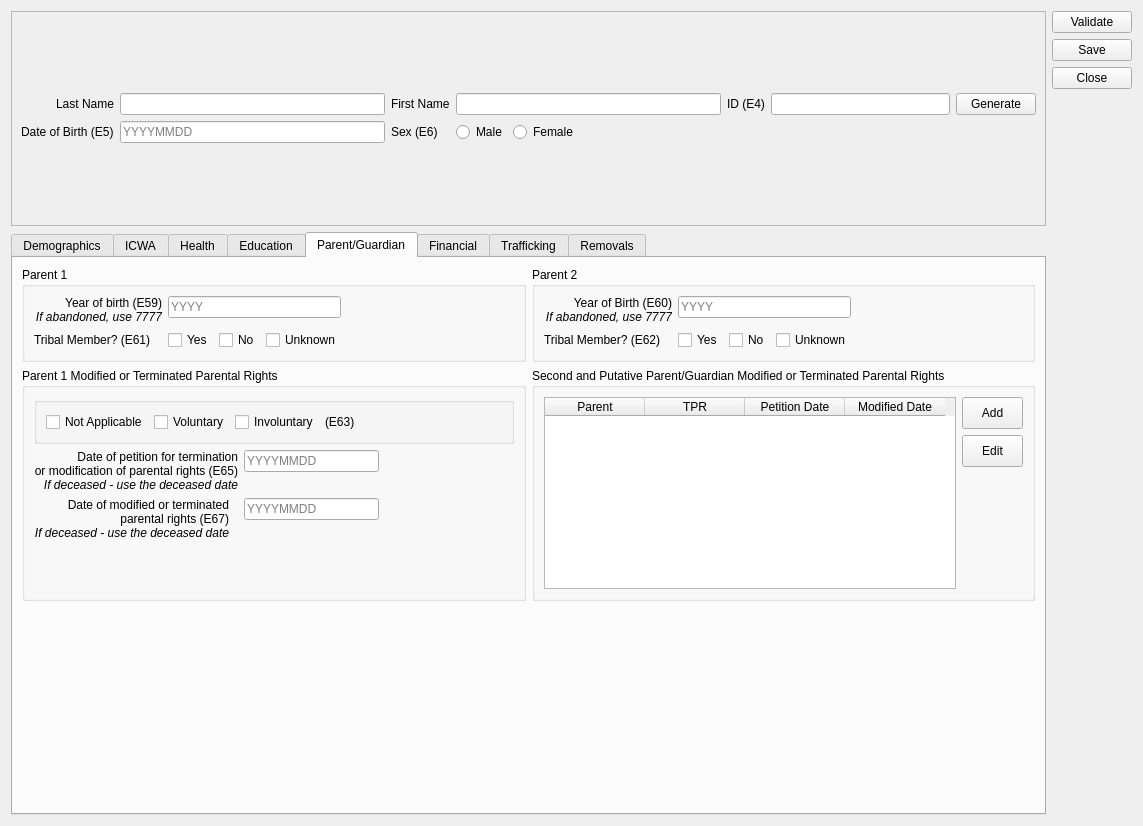
Qt form ui/ui_childform.ui (zstamper/AFCARS-AXE) before a commit.
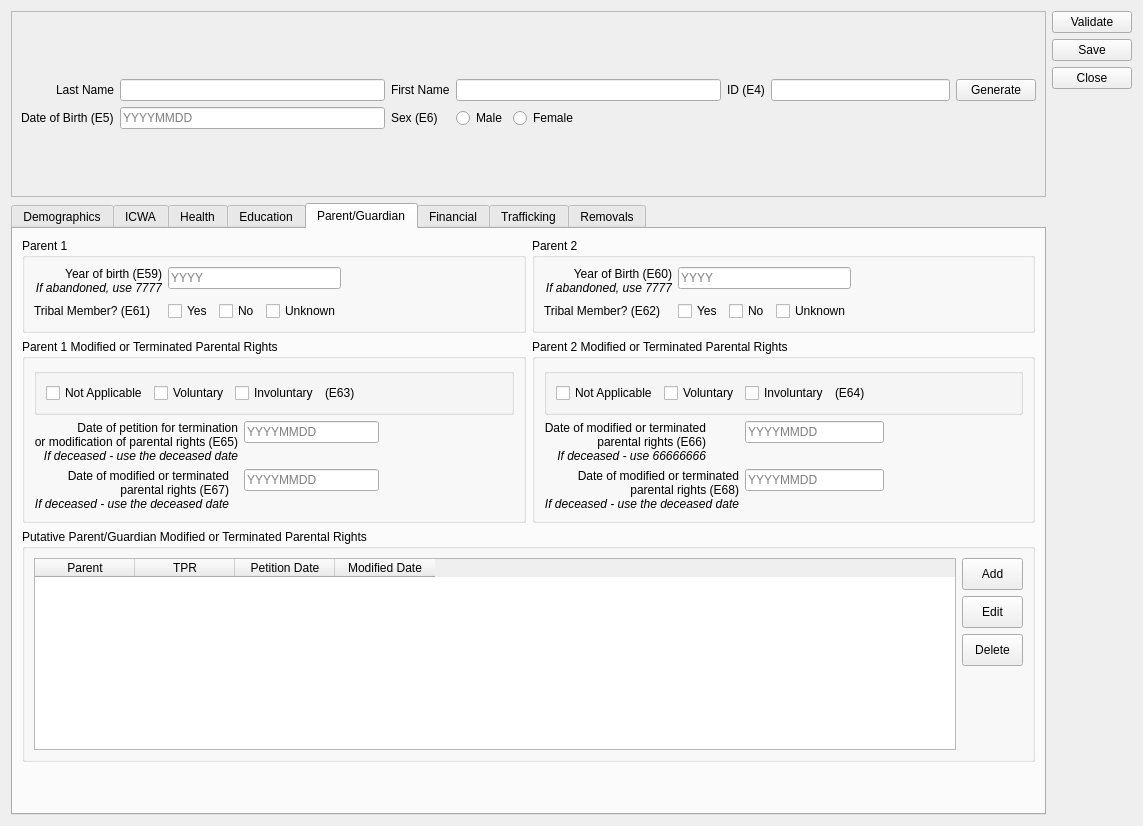
The same form after that commit. The open tabs and pages were chosen to show the change.

Commit message: issue-13 records 2nd parent separate from the putative parents

Diff of the .ui file:
```diff
--- a/ui/ui_childform.ui
+++ b/ui/ui_childform.ui
@@ -1753,8 +1753,8 @@
         <attribute name="title">
          <string>Parent/Guardian</string>
         </attribute>
-        <layout class="QGridLayout" name="gridLayout_8">
-         <item row="0" column="0">
+        <layout class="QVBoxLayout" name="verticalLayout_25">
+         <item>
           <layout class="QGridLayout" name="gridLayout_7">
            <item row="0" column="0">
             <widget class="QGroupBox" name="parent1_group_box">
@@ -2121,9 +2121,169 @@
             </widget>
            </item>
            <item row="1" column="1">
+            <widget class="QGroupBox" name="parent1_tpr_group_box_2">
+             <property name="title">
+              <string>Parent 2 Modified or Terminated Parental Rights</string>
+             </property>
+             <layout class="QFormLayout" name="formLayout_10">
+              <item row="0" column="0" colspan="2">
+               <layout class="QHBoxLayout" name="horizontalLayout_49">
+                <item>
+                 <widget class="QGroupBox" name="groupBox_7">
+                  <layout class="QHBoxLayout" name="horizontalLayout_50">
+                   <item>
+                    <widget class="QCheckBox" name="e64_na">
+                     <property name="text">
+                      <string>Not Applicable</string>
+                     </property>
+                     <attribute name="buttonGroup">
+                      <string notr="true">e64</string>
+                     </attribute>
+                    </widget>
+                   </item>
+                   <item>
+                    <widget class="QCheckBox" name="e64_v">
+                     <property name="text">
+                      <string>Voluntary</string>
+                     </property>
+                     <attribute name="buttonGroup">
+                      <string notr="true">e64</string>
+                     </attribute>
+                    </widget>
+                   </item>
+                   <item>
+                    <widget class="QCheckBox" name="e64_i">
+                     <property name="text">
+                      <string>Involuntary</string>
+                     </property>
+                     <attribute name="buttonGroup">
+                      <string notr="true">e64</string>
+                     </attribute>
+                    </widget>
+                   </item>
+                   <item>
+                    <widget class="QLabel" name="label_8">
+                     <property name="text">
+                      <string>(E64)</string>
+                     </property>
+                    </widget>
+                   </item>
+                   <item>
+                    <spacer name="horizontalSpacer_37">
+                     <property name="orientation">
+                      <enum>Qt::Horizontal</enum>
+                     </property>
+                     <property name="sizeHint" stdset="0">
+                      <size>
+                       <width>40</width>
+                       <height>20</height>
+                      </size>
+                     </property>
+                    </spacer>
+                   </item>
+                  </layout>
+                 </widget>
+                </item>
+               </layout>
+              </item>
+              <item row="1" column="0">
+               <widget class="QLabel" name="e65_label_3">
+                <property name="text">
+                 <string>&lt;html&gt;&lt;head/&gt;&lt;body&gt;&lt;p&gt;Date of modified or terminated &lt;br/&gt;parental rights (E66)&lt;br/&gt;&lt;span style=&quot; font-style:italic;&quot;&gt;If deceased - use 66666666&lt;/span&gt;&lt;/p&gt;&lt;/body&gt;&lt;/html&gt;</string>
+                </property>
+                <property name="textFormat">
+                 <enum>Qt::RichText</enum>
+                </property>
+                <property name="alignment">
+                 <set>Qt::AlignRight|Qt::AlignTrailing|Qt::AlignVCenter</set>
+                </property>
+                <property name="wordWrap">
+                 <bool>false</bool>
+                </property>
+               </widget>
+              </item>
+              <item row="1" column="1">
+               <layout class="QHBoxLayout" name="horizontalLayout_51">
+                <item>
+                 <widget class="QLineEdit" name="e66">
+                  <property name="inputMask">
+                   <string/>
+                  </property>
+                  <property name="maxLength">
+                   <number>8</number>
+                  </property>
+                  <property name="placeholderText">
+                   <string>YYYYMMDD</string>
+                  </property>
+                 </widget>
+                </item>
+                <item>
+                 <spacer name="horizontalSpacer_38">
+                  <property name="orientation">
+                   <enum>Qt::Horizontal</enum>
+                  </property>
+                  <property name="sizeHint" stdset="0">
+                   <size>
+                    <width>40</width>
+                    <height>20</height>
+                   </size>
+                  </property>
+                 </spacer>
+                </item>
+               </layout>
+              </item>
+              <item row="2" column="0">
+               <widget class="QLabel" name="e67_label_3">
+                <property name="text">
+                 <string>Date of modified or terminated &lt;br/&gt;parental rights (E68)&lt;br/&gt;&lt;i&gt;If deceased - use the deceased date&lt;/&gt;</string>
+                </property>
+                <property name="alignment">
+                 <set>Qt::AlignRight|Qt::AlignTrailing|Qt::AlignVCenter</set>
+                </property>
+                <property name="wordWrap">
+                 <bool>false</bool>
+                </property>
+               </widget>
+              </item>
+              <item row="2" column="1">
+               <layout class="QHBoxLayout" name="horizontalLayout_52">
+                <item>
+                 <widget class="QLineEdit" name="e68">
+                  <property name="inputMask">
+                   <string/>
+                  </property>
+                  <property name="maxLength">
+                   <number>8</number>
+                  </property>
+                  <property name="placeholderText">
+                   <string>YYYYMMDD</string>
+                  </property>
+                 </widget>
+                </item>
+                <item>
+                 <spacer name="horizontalSpacer_39">
+                  <property name="orientation">
+                   <enum>Qt::Horizontal</enum>
+                  </property>
+                  <property name="sizeHint" stdset="0">
+                   <size>
+                    <width>40</width>
+                    <height>20</height>
+                   </size>
+                  </property>
+                 </spacer>
+                </item>
+               </layout>
+              </item>
+             </layout>
+            </widget>
+           </item>
+          </layout>
+         </item>
+         <item>
             <widget class="QGroupBox" name="parent2_tpr_group_box">
              <property name="title">
-              <string>Second and Putative Parent/Guardian Modified or Terminated Parental Rights</string>
+            <string>Putative Parent/Guardian Modified or Terminated Parental Rights</string>
              </property>
              <layout class="QHBoxLayout" name="horizontalLayout_10">
               <item>
@@ -2180,6 +2340,8 @@
                </widget>
               </item>
               <item>
+             <layout class="QVBoxLayout" name="verticalLayout_26">
+              <item>
                <layout class="QVBoxLayout" name="verticalLayout_11">
                 <item>
                  <widget class="QPushButton" name="parent2_add_button">
@@ -2198,6 +2360,9 @@
                   <property name="text">
                    <string>Add</string>
                   </property>
+                  <property name="autoDefault">
+                   <bool>false</bool>
+                  </property>
                  </widget>
                 </item>
                 <item>
@@ -2217,7 +2382,34 @@
                   <property name="text">
                    <string>Edit</string>
                   </property>
+                  <property name="autoDefault">
+                   <bool>false</bool>
+                  </property>
                  </widget>
+                </item>
+                <item>
+                 <widget class="QPushButton" name="parent2_delete_button">
+                  <property name="minimumSize">
+                   <size>
+                    <width>61</width>
+                    <height>32</height>
+                   </size>
+                  </property>
+                  <property name="maximumSize">
+                   <size>
+                    <width>61</width>
+                    <height>32</height>
+                   </size>
+                  </property>
+                  <property name="text">
+                   <string>Delete</string>
+                  </property>
+                  <property name="autoDefault">
+                   <bool>false</bool>
+                  </property>
+                 </widget>
+                </item>
+               </layout>
                 </item>
                 <item>
                  <spacer name="verticalSpacer_10">
@@ -2237,9 +2429,7 @@
              </layout>
             </widget>
            </item>
-          </layout>
-         </item>
-         <item row="1" column="0">
+         <item>
           <spacer name="verticalSpacer">
            <property name="orientation">
             <enum>Qt::Vertical</enum>
```
Left out of the diff: 4 changed lines with no effect on the pictures. Lines whose indentation alone changed are shown as unchanged. The commit also changes 7 other files.
